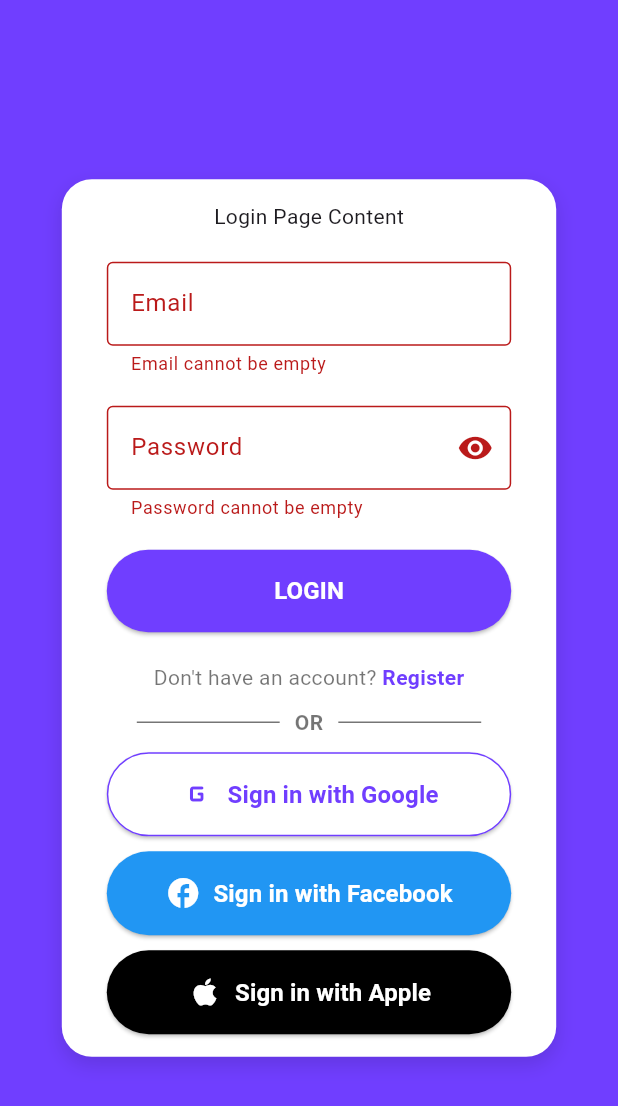
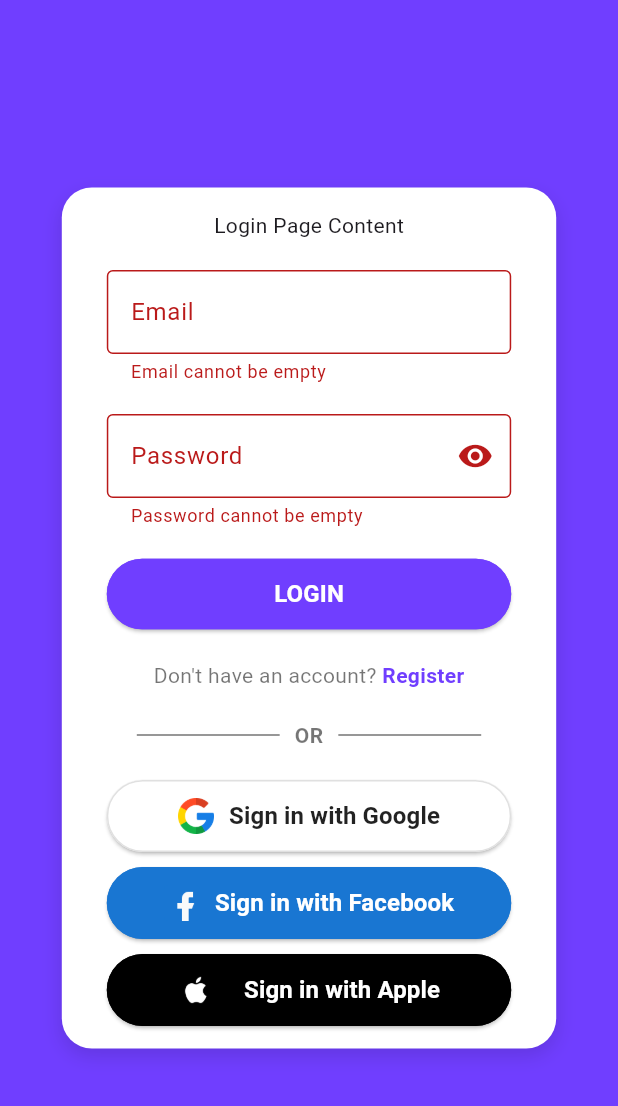
Before and after one commit to dhgcat010397/dhgc_chat_app, a Flutter app: the screen it shows after launch, after a tap on "LOGIN", on a phone screen of 412 x 824 dp. Shown: the top 1106 px of the screen. Run offline on Flutter 3.47's test engine with Material 3 defaults, Android fonts, the light colour scheme and no system bars; our stand-ins replace cached_network_image, equatable, firebase_core, flutter_bloc, freezed_annotation, get_it; accounts and stored records are empty; generated files the repository leaves out were written again; network calls fail.

Commit message:
add icons for login via third-party, update login buttons

```diff
--- a/lib/src/core/utils/constants/app_colors.dart
+++ b/lib/src/core/utils/constants/app_colors.dart
@@ -2,4 +2,8 @@ import 'dart:ui';
 
 class AppColors {
   static const primaryColor = Color(0xff703eff); // Purple
+
+  // static const google = Color(0xffdb4437); // Red
+  static const facebook = Color(0xff1976d2); // Light Grey
+  static const apple = Color(0xff000000); // Black
 }
--- a/lib/src/core/utils/constants/app_images.dart
+++ b/lib/src/core/utils/constants/app_images.dart
@@ -1,10 +1,28 @@
 class AppImages {
-  static const String logo = 'assets/images/logo.png';
-  static const String splash = 'assets/images/splash.png';
-  static const String noInternet = 'assets/images/no_internet.png';
-  static const String empty = 'assets/images/empty.png';
-  static const String error = 'assets/images/error.png';
-  static const String success = 'assets/images/success.png';
-  static const String warning = 'assets/images/warning.png';
-  static const String greeting = 'assets/images/icons8-greeting-78.png';
+
+  /// General icons
+  static const String _imgPath = 'assets/images/';
+
+  /// App logo and splash screen
+  static const String logo = '${_imgPath}logo.png';
+  static const String splash = '${_imgPath}splash.png';
+
+  /// Common icons
+  static const String noInternet = '${_imgPath}no_internet.png';
+  static const String empty = '${_imgPath}empty.png';
+  static const String error = '${_imgPath}error.png';
+  static const String success = '${_imgPath}success.png';
+  static const String warning = '${_imgPath}warning.png';
+
+  /// Third-party login icons
+  static const String google = '${_imgPath}google_512px.png';
+  static const String facebook = '${_imgPath}facebook_sq_512px.png';
+  static const String facebookRound = '${_imgPath}facebook_rd_512px.png';
+  static const String apple = '${_imgPath}apple_sq_512px.png';
+  static const String appleRound = '${_imgPath}apple_rd_512px.png';
+  static const String twitter = '${_imgPath}twitter_sq_512px.png';
+  static const String twitterRound = '${_imgPath}twitter_rd_512px.png';
+
+  /// Other icons
+  static const String greeting = '${_imgPath}icons8-greeting-78.png';
 }
--- /dev/null
+++ b/lib/src/core/utils/widgets/auth/apple_login_button.dart
@@ -0,0 +1,80 @@
+part of 'login_via_thirdparty.dart';
+
+class AppleLoginButton extends StatelessWidget implements IAppleLoginButton {
+  final VoidCallback onPressed;
+  final String? buttonText;
+  final double width;
+  final double iconSize;
+  final double textSize;
+  final bool showText;
+
+  const AppleLoginButton({
+    super.key,
+    required this.onPressed,
+    this.buttonText = 'Sign in with Apple',
+    this.width = double.infinity,
+    this.iconSize = 24.0,
+    this.textSize = 16.0,
+    this.showText = true,
+  });
+
+  @override
+  Widget build(BuildContext context) {
+    return buildAppleButton(context);
+  }
+
+  @override
+  Widget buildAppleButton(BuildContext context) {
+    return SizedBox(
+      width: width,
+      child: ElevatedButton(
+        onPressed: onPressed,
+        style: ElevatedButton.styleFrom(
+          backgroundColor: buttonColor,
+          padding: const EdgeInsets.symmetric(vertical: 12.0, horizontal: 10.0),
+          shape: RoundedRectangleBorder(
+            borderRadius: BorderRadius.circular(30.0),
+          ),
+          side: BorderSide(color: buttonColor, width: 1),
+        ),
+        child:
+            showText && buttonText != null
+                ? Row(
+                  mainAxisAlignment: MainAxisAlignment.center,
+                  children: [
+                    icon(iconSize),
+                    if (showText && buttonText != null)
+                      const SizedBox(width: 10),
+                    if (showText && buttonText != null)
+                      const SizedBox(width: 10),
+                    Text(
+                      buttonText!,
+                      style: TextStyle(
+                        color: textColor,
+                        fontSize: textSize,
+                        fontWeight: FontWeight.w600,
+                      ),
+                    ),
+                  ],
+                )
+                : icon(iconSize),
+      ),
+    );
+  }
+
+  @override
+  Widget icon(double size) {
+    return Image.asset(
+      AppImages.apple,
+      width: size,
+      height: size,
+      fit: BoxFit.cover,
+    );
+  }
+
+  @override
+  Color get buttonColor => AppColors.apple;
+
+  @override
+  Color get textColor => Colors.white;
+}
--- /dev/null
+++ b/lib/src/core/utils/widgets/auth/facebook_login_button.dart
@@ -0,0 +1,31 @@
+part of 'login_via_thirdparty.dart';
+
+class FacebookLoginButton extends LoginButtonBase {
+  const FacebookLoginButton({
+    super.key,
+    required super.onPressed,
+    super.buttonText = 'Sign in with Facebook',
+    super.width,
+    super.iconSize,
+    super.showText,
+  });
+
+  @override
+  Widget icon(double size) {
+    return Image.asset(
+      AppImages.facebook,
+      fit: BoxFit.cover,
+      width: size,
+      height: size,
+    );
+  }
+
+  @override
+  Color get buttonColor => AppColors.facebook;
+
+  @override
+  Color get textColor => Colors.white;
+
+  @override
+  Color get borderColor => AppColors.facebook;
+}
--- /dev/null
+++ b/lib/src/core/utils/widgets/auth/google_login_button.dart
@@ -0,0 +1,31 @@
+part of 'login_via_thirdparty.dart';
+
+class GoogleLoginButton extends LoginButtonBase {
+  const GoogleLoginButton({
+    super.key,
+    required super.onPressed,
+    super.buttonText = 'Sign in with Google',
+    super.width,
+    super.iconSize,
+    super.showText,
+  });
+
+  @override
+  Widget icon(double size) {
+    return Image.asset(
+      AppImages.google,
+      fit: BoxFit.cover,
+      width: size,
+      height: size,
+    );
+  }
+
+  @override
+  Color get buttonColor => Colors.white;
+
+  @override
+  Color get textColor => Colors.black87;
+
+  @override
+  Color get borderColor => Colors.grey.shade300;
+}
--- /dev/null
+++ b/lib/src/core/utils/widgets/auth/login_via_thirdparty.dart
@@ -0,0 +1,84 @@
+import 'package:dhgc_chat_app/src/core/utils/constants/app_colors.dart';
+import 'package:flutter/material.dart';
+
+import 'package:dhgc_chat_app/src/core/utils/constants/app_images.dart';
+
+part 'google_login_button.dart';
+part 'facebook_login_button.dart';
+part 'apple_login_button.dart';
+
+abstract class LoginButtonBase extends StatelessWidget {
+  final VoidCallback onPressed;
+  final String? buttonText;
+  final double width;
+  final double iconSize;
+  final double textSize;
+  final bool showText;
+
+  const LoginButtonBase({
+    super.key,
+    required this.onPressed,
+    this.buttonText,
+    this.width = double.infinity,
+    this.iconSize = 24.0,
+    this.textSize = 16.0,
+    this.showText = true,
+  });
+
+  @override
+  Widget build(BuildContext context) {
+    return SizedBox(
+      width: width,
+      child: ElevatedButton(
+        onPressed: onPressed,
+        style: ElevatedButton.styleFrom(
+          padding: const EdgeInsets.symmetric(vertical: 12.0, horizontal: 10.0),
+          shape: RoundedRectangleBorder(
+            borderRadius: BorderRadius.circular(30.0),
+          ),
+          backgroundColor: buttonColor,
+          side: BorderSide(color: borderColor, width: 1),
+        ),
+        child:
+            showText && buttonText != null
+                ? Row(
+                  mainAxisAlignment: MainAxisAlignment.center,
+                  children: [
+                    icon(iconSize),
+                    if (showText && buttonText != null)
+                      const SizedBox(width: 10),
+                    if (showText && buttonText != null)
+                      Text(
+                        buttonText!,
+                        style: TextStyle(
+                          color: textColor,
+                          fontSize: 16,
+                          fontWeight: FontWeight.w600,
+                        ),
+                      ),
+                  ],
+                )
+                : icon(iconSize),
+      ),
+    );
+  }
+
+  /// Returns the icon widget to be displayed in the button.
+  Widget icon(double size);
+
+  /// Returns the color of the button background.
+  Color get buttonColor => Colors.white;
+
+  /// Returns the color of the text in the button.
+  Color get textColor => Colors.black87;
+
+  /// Returns the color of the border of the button.
+  Color get borderColor => Colors.grey.shade300;
+}
+
+abstract class IAppleLoginButton {
+  Widget buildAppleButton(BuildContext context);
+  Widget icon(double size);
+  Color get buttonColor => Colors.black;
+  Color get textColor => Colors.white;
+}
--- a/lib/src/features/auth/presentation/views/auth_page.dart
+++ b/lib/src/features/auth/presentation/views/auth_page.dart
@@ -1,6 +1,15 @@
-import 'package:dhgc_chat_app/src/features/auth/presentation/views/login_page.dart';
-import 'package:dhgc_chat_app/src/features/auth/presentation/views/register_page.dart';
 import 'package:flutter/material.dart';
+import 'package:flutter/gestures.dart';
+
+import 'package:dhgc_chat_app/src/core/utils/constants/app_colors.dart';
+import 'package:dhgc_chat_app/src/core/utils/validators/input_validators.dart';
+import 'package:dhgc_chat_app/src/features/auth/presentation/widgets/auth_button.dart';
+import 'package:dhgc_chat_app/src/features/auth/presentation/widgets/password_textfield.dart';
+import 'package:dhgc_chat_app/src/features/auth/presentation/widgets/text_divider.dart';
+import 'package:dhgc_chat_app/src/core/utils/widgets/auth/login_via_thirdparty.dart';
+
+part 'login_page.dart';
+part 'register_page.dart';
 
 class AuthPage extends StatefulWidget {
   const AuthPage({super.key});
--- a/lib/src/features/auth/presentation/views/login_page.dart
+++ b/lib/src/features/auth/presentation/views/login_page.dart
@@ -1,10 +1,4 @@
-import 'package:dhgc_chat_app/src/core/utils/validators/input_validators.dart';
-import 'package:dhgc_chat_app/src/features/auth/presentation/widgets/text_divider.dart';
-import 'package:dhgc_chat_app/src/features/auth/presentation/widgets/password_textfield.dart';
-import 'package:flutter/material.dart';
-import 'package:flutter/gestures.dart';
-
-import 'package:dhgc_chat_app/src/core/utils/constants/app_colors.dart';
+part of 'auth_page.dart';
 
 class LoginPage extends StatefulWidget {
   const LoginPage({super.key, this.onTap});
@@ -79,15 +73,35 @@ class _LoginPageState extends State<LoginPage> {
                   const SizedBox(height: 20),
                   _buildPasswordField(),
                   const SizedBox(height: 20),
-                  _buildLoginButton(),
+                  AuthButton(
+                    onPressed: () {
+                      if (_formKey.currentState!.validate()) {
+                        // Handle login action
+                      }
+                    },
+                  ),
                   const SizedBox(height: 20),
                   _buildRegisterButton(),
+                  const SizedBox(height: 10),
                   TextDivider(),
-                  _loginWithGoogleButton(),
                   const SizedBox(height: 10),
-                  _loginWithFacebookButton(),
+                  GoogleLoginButton(
+                    onPressed: () {
+                      // Handle Google sign-in action
+                    },
+                  ),
                   const SizedBox(height: 10),
-                  _loginWithAppleButton(),
+                  FacebookLoginButton(
+                    onPressed: () {
+                      // Handle Facebook sign-in action
+                    },
+                  ),
+                  const SizedBox(height: 10),
+                  AppleLoginButton(
+                    onPressed: () {
+                      // Handle Apple sign-in action
+                    },
+                  ),
                 ],
               ),
             ),
@@ -119,34 +133,6 @@ class _LoginPageState extends State<LoginPage> {
     );
   }
 
-  Widget _buildLoginButton() {
-    return SizedBox(
-      width: double.infinity,
-      child: ElevatedButton(
-        onPressed: () {
-          if (_formKey.currentState!.validate()) {
-            // Handle login action
-          }
-        },
-        style: ElevatedButton.styleFrom(
-          padding: const EdgeInsets.symmetric(vertical: 16),
-          shape: RoundedRectangleBorder(
-            borderRadius: BorderRadius.circular(30.0),
-          ),
-          backgroundColor: AppColors.primaryColor,
-        ),
-        child: const Text(
-          'LOGIN',
-          style: TextStyle(
-            color: Colors.white,
-            fontWeight: FontWeight.bold,
-            fontSize: 16.0,
-          ),
-        ),
-      ),
-    );
-  }
-
   Widget _buildRegisterButton() {
     return Text.rich(
       TextSpan(
@@ -165,90 +151,4 @@ class _LoginPageState extends State<LoginPage> {
       ),
     );
   }
-
-  Widget _loginWithGoogleButton() {
-    return SizedBox(
-      width: double.infinity,
-      child: ElevatedButton.icon(
-        onPressed: () {
-          // Handle Google sign-in action
-        },
-        style: ElevatedButton.styleFrom(
-          padding: const EdgeInsets.symmetric(vertical: 16),
-          shape: RoundedRectangleBorder(
-            borderRadius: BorderRadius.circular(30.0),
-          ),
-          backgroundColor: Colors.white,
-          side: BorderSide(color: AppColors.primaryColor),
-        ),
-        icon: const Icon(
-          Icons.g_mobiledata_rounded,
-          color: AppColors.primaryColor,
-          size: 24.0,
-        ),
-        label: const Text(
-          'Sign in with Google',
-          style: TextStyle(
-            color: AppColors.primaryColor,
-            fontWeight: FontWeight.bold,
-            fontSize: 16.0,
-          ),
-        ),
-      ),
-    );
-  }
-
-  Widget _loginWithFacebookButton() {
-    return SizedBox(
-      width: double.infinity,
-      child: ElevatedButton.icon(
-        onPressed: () {
-          // Handle Facebook sign-in action
-        },
-        style: ElevatedButton.styleFrom(
-          padding: const EdgeInsets.symmetric(vertical: 16),
-          shape: RoundedRectangleBorder(
-            borderRadius: BorderRadius.circular(30.0),
-          ),
-          backgroundColor: Colors.blue,
-        ),
-        icon: const Icon(Icons.facebook, color: Colors.white, size: 24.0),
-        label: const Text(
-          'Sign in with Facebook',
-          style: TextStyle(
-            color: Colors.white,
-            fontWeight: FontWeight.bold,
-            fontSize: 16.0,
-          ),
-        ),
-      ),
-    );
-  }
-
-  Widget _loginWithAppleButton() {
-    return SizedBox(
-      width: double.infinity,
-      child: ElevatedButton.icon(
-        onPressed: () {
-          // Handle Apple sign-in action
-        },
-        style: ElevatedButton.styleFrom(
-          padding: const EdgeInsets.symmetric(vertical: 16),
-          shape: RoundedRectangleBorder(
-            borderRadius: BorderRadius.circular(30.0),
-          ),
-          backgroundColor: Colors.black,
-        ),
-        icon: const Icon(Icons.apple, color: Colors.white, size: 24.0),
-        label: const Text(
-          'Sign in with Apple',
-          style: TextStyle(
-            color: Colors.white,
-            fontWeight: FontWeight.bold,
-            fontSize: 16.0,
-          ),
-        ),
-      ),
-    );
-  }
 }
--- a/lib/src/features/auth/presentation/views/register_page.dart
+++ b/lib/src/features/auth/presentation/views/register_page.dart
@@ -1,9 +1,4 @@
-import 'package:dhgc_chat_app/src/core/utils/validators/input_validators.dart';
-import 'package:dhgc_chat_app/src/features/auth/presentation/widgets/password_textfield.dart';
-import 'package:flutter/material.dart';
-import 'package:flutter/gestures.dart';
-
-import 'package:dhgc_chat_app/src/core/utils/constants/app_colors.dart';
+part of 'auth_page.dart';
 
 class RegisterPage extends StatefulWidget {
   const RegisterPage({super.key, this.onTap});
@@ -87,7 +82,14 @@ class _RegisterPageState extends State<RegisterPage> {
                   const SizedBox(height: 20),
                   _buildConfirmPasswordField(),
                   const SizedBox(height: 20),
-                  _buildRegisterButton(),
+                  AuthButton(
+                    onPressed: () {
+                      if (_formKey.currentState!.validate()) {
+                        // Handle login action
+                      }
+                    },
+                    buttonText: 'REGISTER',
+                  ),
                   const SizedBox(height: 20),
                   _buildLoginButton(),
                 ],
--- /dev/null
+++ b/lib/src/features/auth/presentation/widgets/auth_button.dart
@@ -0,0 +1,47 @@
+import 'package:dhgc_chat_app/src/core/utils/constants/app_colors.dart';
+import 'package:flutter/material.dart';
+
+class AuthButton extends StatelessWidget {
+  const AuthButton({
+    super.key,
+    this.onPressed,
+    this.buttonText = 'LOGIN',
+    this.width = double.infinity,
+    this.textSize = 16.0,
+    this.buttonColor = AppColors.primaryColor,
+    this.textColor = Colors.white,
+  });
+
+  final VoidCallback? onPressed;
+  final String? buttonText;
+  final double width;
+  final double textSize;
+  final Color? buttonColor;
+  final Color? textColor;
+
+  @override
+  Widget build(BuildContext context) {
+    return SizedBox(
+      width: width,
+      child: ElevatedButton(
+        onPressed: onPressed,
+        style: ElevatedButton.styleFrom(
+          padding: const EdgeInsets.symmetric(vertical: 12.0, horizontal: 10.0),
+          shape: RoundedRectangleBorder(
+            borderRadius: BorderRadius.circular(30.0),
+          ),
+          backgroundColor: buttonColor,
+          side: BorderSide(color: buttonColor!, width: 1),
+        ),
+        child: Text(
+          buttonText!,
+          style: TextStyle(
+            color: textColor,
+            fontWeight: FontWeight.bold,
+            fontSize: textSize,
+          ),
+        ),
+      ),
+    );
+  }
+}
--- a/pubspec.yaml
+++ b/pubspec.yaml
@@ -83,7 +83,7 @@ flutter:
 
   # To add assets to your application, add an assets section, like this:
   assets:
-    - assets/images/icons8-greeting-78.png
+    - assets/images/
   #   - images/a_dot_ham.jpeg
 
   # An image asset can refer to one or more resolution-specific "variants", see
```
Also changed, not shown: assets/images/apple_rd_512px.png (added), assets/images/apple_sq_512px.png (added), assets/images/facebook_rd_512px.png (added), assets/images/facebook_sq_512px.png (added), assets/images/google_512px.png (added), assets/images/twitter_rd_512px.png (added), assets/images/twitter_sq_512px.png (added).
